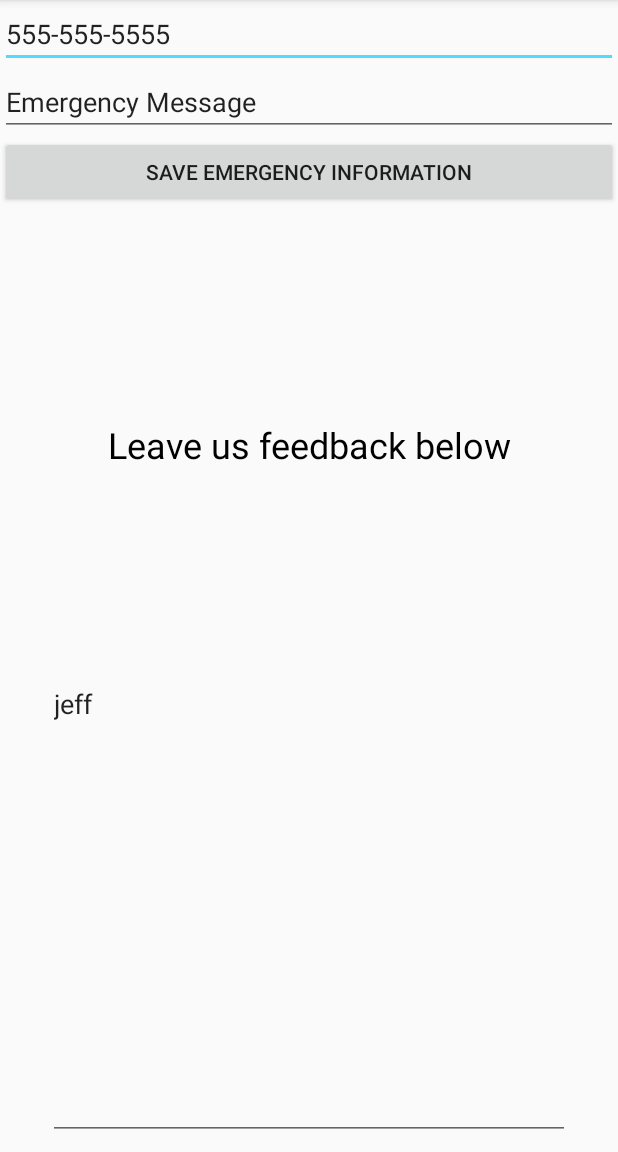
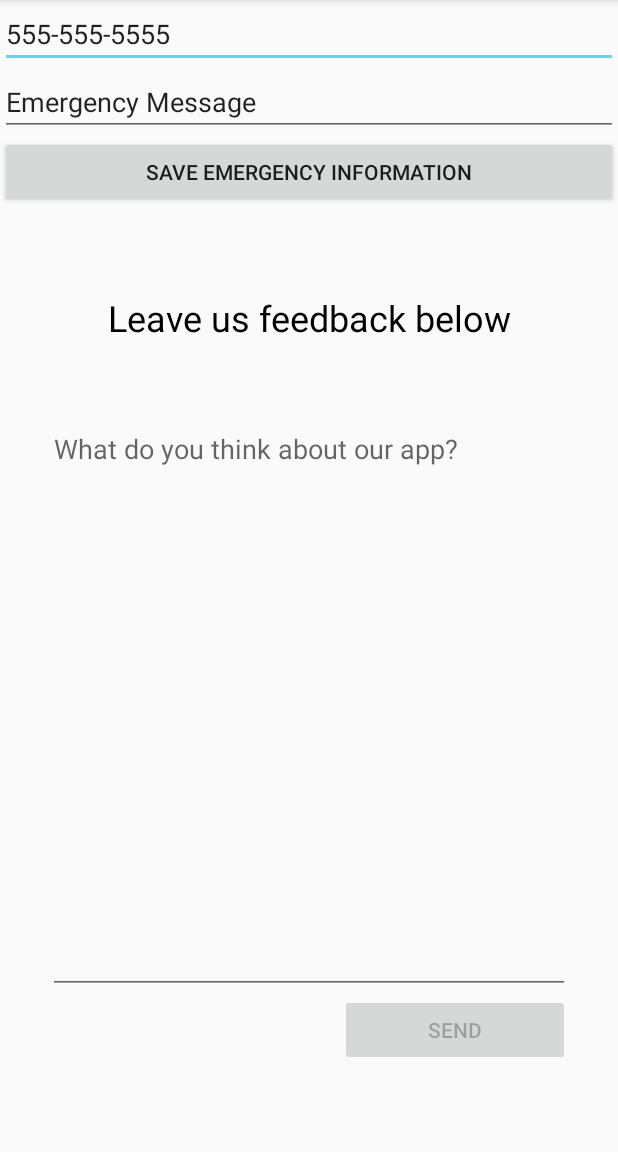
Before and after one commit to MaruMK/AndroidProject, an Android app: the fragment SettingsFragment shown on its own in the app's theme, on a phone screen of 412 x 824 dp, the part 84-1236 px from its top. Run offline under Robolectric (Android 15) with nearby library versions, the phone set to English and light mode, and no system bars; 1 statement that could not run was skipped.

Commit message:
User can send feedback to server

```diff
--- /dev/null
+++ b/drugimpact/app/src/main/java/net/caesarlegion/drugimpact/Control/OnUploadResponse.java
@@ -0,0 +1,9 @@
+package net.caesarlegion.drugimpact.Control;
+
+/**
+ * Created by Gabriel Charlebois on 2017-12-13.
+ */
+
+public interface OnUploadResponse<T> {
+    void onUploadResponse(T t);
+}
--- a/drugimpact/app/src/main/java/net/caesarlegion/drugimpact/Fragments/SettingsFragment.java
+++ b/drugimpact/app/src/main/java/net/caesarlegion/drugimpact/Fragments/SettingsFragment.java
@@ -2,7 +2,10 @@ package net.caesarlegion.drugimpact.Fragments;
 
 import android.os.Bundle;
 import android.support.v4.app.Fragment;
+import android.text.Editable;
 import android.text.Html;
+import android.text.TextWatcher;
+import android.util.Log;
 import android.view.LayoutInflater;
 import android.view.View;
 import android.view.ViewGroup;
@@ -11,16 +14,22 @@ import android.widget.EditText;
 import android.widget.TextView;
 import android.widget.Toast;
 
+import net.caesarlegion.drugimpact.Control.OnUploadResponse;
+import net.caesarlegion.drugimpact.Control.SendFeedbackTask;
+import net.caesarlegion.drugimpact.MainActivity;
 import net.caesarlegion.drugimpact.Model.DrugSafetyData;
+import net.caesarlegion.drugimpact.Model.Feedback;
 import net.caesarlegion.drugimpact.R;
 
 /**
- * Created by Scowl Gulch on 2017-12-13.
+ * Created by Gabriel Charlebois on 2017-12-13.
  */
 
 public class SettingsFragment extends Fragment {
 
     public View rootView;
+
+    private String userId;
 
     public SettingsFragment() {
     }
@@ -30,14 +39,87 @@ public class SettingsFragment extends Fragment {
                              Bundle savedInstanceState) {
         rootView = inflater.inflate(R.layout.fragment_settings, container, false);
 
+        //Get the user ID from the activity so we know who's the author of the feedback
+        userId = getArguments().getString(MainActivity.params.USER_ID);
+
         //=======================================================================================================================================
         //Load the existing emergency info in the textboxes
         LoadEmergencyInfo();
         //Add the event listener for the save emergency info button
         SetEmergencyButtonListener();
         //=======================================================================================================================================
+        SetFeedbackEditTextListner();
+        SetFeedbackButtonListener();
+
 
         return rootView;
+    }
+
+    /**
+     * Author: Gabriel Charlebois
+     * Purpose: Enable and disable the send button depending on wheter or not the feedback is empty.
+     */
+    private void SetFeedbackEditTextListner() {
+        //Get our UI elements
+        EditText editText = rootView.findViewById(R.id.feedback_edit);
+        final Button button = rootView.findViewById(R.id.feedback_send);
+
+        //When the text is empty, disable the send button, otherwise enable it
+        editText.addTextChangedListener(new TextWatcher() {
+
+            @Override
+            public void onTextChanged(CharSequence charSequence, int i, int i1, int i2) {
+                button.setEnabled(charSequence.length() != 0 );
+            }
+
+            @Override
+            public void beforeTextChanged(CharSequence charSequence, int i, int i1, int i2) { }
+            @Override
+            public void afterTextChanged(Editable editable) { }
+        });
+    }
+
+    /**
+     * Author: Gabriel Charlebois
+     * Purpose: Send the user's feedback to the server
+     */
+    private void SetFeedbackButtonListener() {
+        //Get our UI elements
+        Button button = rootView.findViewById(R.id.feedback_send);
+        final EditText editText = rootView.findViewById(R.id.feedback_edit);
+
+        //Disable the send button by default
+        button.setEnabled(false);
+
+        //On click, send the data to the server.
+        final String id = userId;
+        button.setOnClickListener(new View.OnClickListener() {
+            @Override
+            public void onClick(final View view) {
+                //Disable further user input
+                view.setEnabled(false);
+                editText.setEnabled(false);
+
+                //Send the authored (with userId) feedback entered to the server
+
+                Feedback feedback = new Feedback(id, editText.getText().toString());
+                SendFeedbackTask sendFeedbackTask = new SendFeedbackTask();
+                sendFeedbackTask.setAddress(MainActivity.ADDRESS);
+                editText.setText("");
+
+                //Before sending, set the response to enable the user input and point
+                //out that the feedback was posted correctly.
+                sendFeedbackTask.setListener(new OnUploadResponse<String>() {
+                    @Override
+                    public void onUploadResponse(String s) {
+                        editText.setEnabled(true);
+                        //
+                        Toast.makeText(getContext(), s, Toast.LENGTH_LONG).show();
+                    }
+                });
+                sendFeedbackTask.execute(feedback);
+            }
+        });
     }
 
     //=======================================================================================================================================
--- a/drugimpact/app/src/main/java/net/caesarlegion/drugimpact/Model/HistoryDatabaseHandler.java
+++ b/drugimpact/app/src/main/java/net/caesarlegion/drugimpact/Model/HistoryDatabaseHandler.java
@@ -23,12 +23,16 @@ public class HistoryDatabaseHandler extends SQLiteOpenHelper {
     public HistoryDatabaseHandler(Context context, String userId, String key) {
 
         //Using the given user id, we construct a specific name for the database.
+
         //super(context, DATABASE_PREFIX + userId + DATABASE_SUFFIX, null, VERSION);
+
         //But that causes errors upon changing user, so we use the same database for any user
         super(context, DATABASE_PREFIX + DATABASE_SUFFIX, null, VERSION);
 
         //We pass into the history table, the key that will encrypt all its data.
+
         //historyTable = new HistoryTable(this, key);
+
         //But that causes errors upon changing user, so we use the same key for any user
         historyTable = new HistoryTable(this, "invalidkey");
 
--- a/drugimpact/app/src/main/res/layout/fragment_login.xml
+++ b/drugimpact/app/src/main/res/layout/fragment_login.xml
@@ -8,7 +8,7 @@
     tools:showIn="@layout/activity_login">
 
     <EditText
-        android:id="@+id/editText"
+        android:id="@+id/feedback_edit"
         android:layout_width="wrap_content"
         android:layout_height="wrap_content"
         android:layout_marginEnd="8dp"
@@ -31,7 +31,7 @@
         android:inputType="textPassword"
         app:layout_constraintEnd_toEndOf="parent"
         app:layout_constraintStart_toStartOf="parent"
-        app:layout_constraintTop_toBottomOf="@+id/editText" />
+        app:layout_constraintTop_toBottomOf="@+id/feedback_edit" />
 
     <Button
         android:id="@+id/button"
--- a/drugimpact/app/src/main/res/layout/fragment_settings.xml
+++ b/drugimpact/app/src/main/res/layout/fragment_settings.xml
@@ -53,10 +53,10 @@
         app:layout_constraintTop_toTopOf="parent">
 
         <TextView
-            android:id="@+id/textView_recent_activity"
+            android:id="@+id/feedback_title"
             android:layout_width="match_parent"
             android:layout_height="wrap_content"
-            android:layout_weight="1"
+            android:layout_weight="2"
             android:gravity="center_vertical"
             android:text="Leave us feedback below"
             android:textAlignment="center"
@@ -64,14 +64,34 @@
             android:textSize="24sp" />
 
         <EditText
-            android:id="@+id/editText"
+            android:id="@+id/feedback_edit"
+            android:layout_width="match_parent"
+            android:layout_height="wrap_content"
+            android:layout_weight="7"
+            android:ems="10"
+            android:gravity="top|left"
+            android:hint="What do you think about our app?"
+            android:inputType="textPersonName" />
+
+        <LinearLayout
             android:layout_width="match_parent"
             android:layout_height="wrap_content"
             android:layout_weight="1"
-            android:ems="10"
-            android:gravity="top|left"
-            android:inputType="textPersonName"
-            android:text="jeff" />
+            android:orientation="horizontal">
+
+            <Space
+                android:layout_width="wrap_content"
+                android:layout_height="wrap_content"
+                android:layout_weight="3" />
+
+            <Button
+                android:id="@+id/feedback_send"
+                android:layout_width="wrap_content"
+                android:layout_height="wrap_content"
+                android:layout_weight="1"
+                android:gravity="center_vertical|center_horizontal"
+                android:text="Send" />
+        </LinearLayout>
 
     </LinearLayout>
 </LinearLayout>
```
Also changed, not shown: drugimpact/app/src/main/java/net/caesarlegion/drugimpact/Control/SendFeedbackTask.java (added, +83 -0 lines), drugimpact/app/src/main/java/net/caesarlegion/drugimpact/LoginActivityFragment.java (+3 -7 lines), drugimpact/app/src/main/java/net/caesarlegion/drugimpact/MainActivity.java (+10 -7 lines), drugimpact/app/src/main/java/net/caesarlegion/drugimpact/Model/Feedback.java (added, +33 -0 lines).
